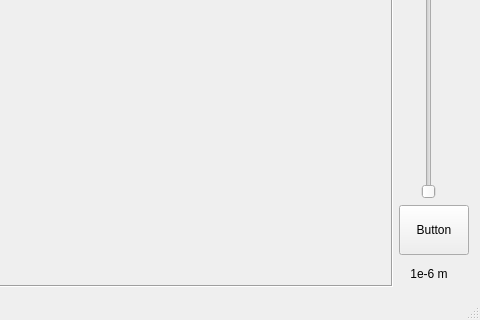
Old version of the form gui/src/mainwindow.ui in the repository nasa/puma; both pictures show x 364 to 844 and y 345 to 665 of the 844 by 665 pixel window.
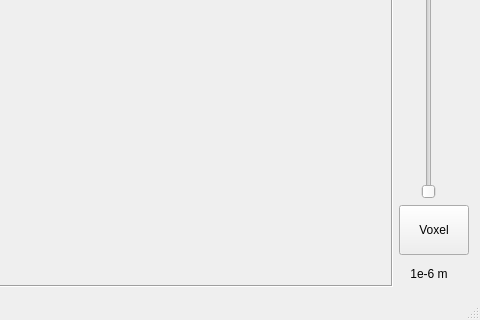
New version of the form. Icons and pictures are not drawn.

```diff
--- a/gui/src/mainwindow.ui
+++ b/gui/src/mainwindow.ui
@@ -97,7 +97,7 @@
          </size>
         </property>
         <property name="text">
-         <string>Button</string>
+         <string>Voxel</string>
         </property>
        </widget>
       </item>
```
